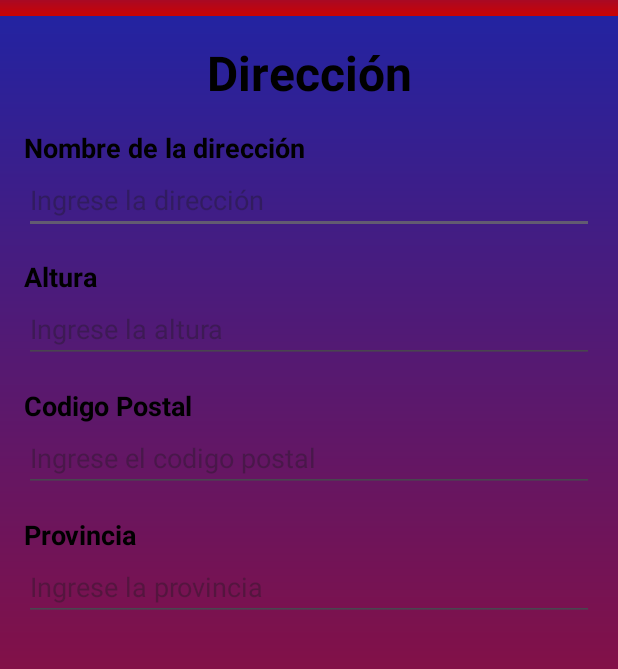
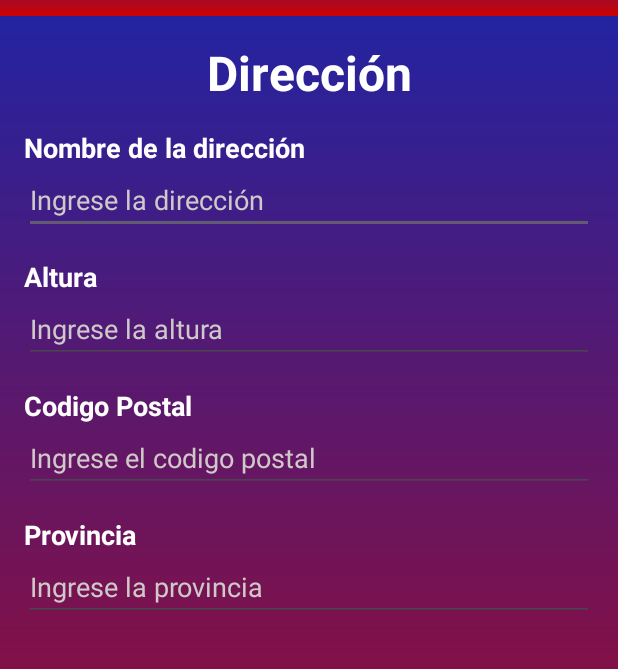
Before and after one commit to MatiaseRamirez/MyLogin, an Android app: the MenuFragment screen opened directly, with no data from a screen before it, in the side drawer, after a tap on "Dirección", on a phone screen of 412 x 824 dp, the part 59-728 px from its top. Run offline under Robolectric (Android 15) with nearby library versions, the light colour scheme and no system bars.

Commit message:
Cambio de color en los titulos y Hint

```diff
--- a/app/src/main/res/layout/fragment_addres.xml
+++ b/app/src/main/res/layout/fragment_addres.xml
@@ -13,7 +13,7 @@
         android:layout_height="wrap_content"
         android:text="@string/direccion_text"
         android:textSize="32sp"
-        android:textColor="@android:color/black"
+        android:textColor="@color/white"
         android:textStyle="bold"
         app:layout_constraintTop_toTopOf="parent"
         app:layout_constraintStart_toStartOf="parent"
@@ -27,7 +27,7 @@
         android:layout_height="wrap_content"
         android:text="@string/nombre_direccion_text"
         android:textSize="18sp"
-        android:textColor="@android:color/black"
+        android:textColor="@color/white"
         android:textStyle="bold"
         app:layout_constraintTop_toBottomOf="@id/direccion_header"
         app:layout_constraintStart_toStartOf="parent"
@@ -39,6 +39,8 @@
         android:layout_width="0dp"
         android:layout_height="wrap_content"
         android:hint="@string/hint_direccion"
+        android:textColor="@color/white"
+        android:textColorHint="@color/grey"
         android:inputType="text"
         android:autofillHints="streetAddress"
         app:layout_constraintTop_toBottomOf="@id/direccion_label"
@@ -54,7 +56,7 @@
         android:layout_height="wrap_content"
         android:text="@string/altura_text"
         android:textSize="18sp"
-        android:textColor="@android:color/black"
+        android:textColor="@color/white"
         android:textStyle="bold"
         app:layout_constraintTop_toBottomOf="@id/direccion_input"
         app:layout_constraintStart_toStartOf="parent"
@@ -67,6 +69,8 @@
         android:layout_height="wrap_content"
         android:hint="@string/hint_altura"
         android:inputType="number"
+        android:textColor="@color/white"
+        android:textColorHint="@color/grey"
         android:autofillHints="streetHeight"
         app:layout_constraintTop_toBottomOf="@id/altura_label"
         app:layout_constraintStart_toStartOf="parent"
@@ -80,7 +84,7 @@
         android:layout_height="wrap_content"
         android:text="@string/cp_text"
         android:textSize="18sp"
-        android:textColor="@android:color/black"
+        android:textColor="@color/white"
         android:textStyle="bold"
         app:layout_constraintTop_toBottomOf="@id/altura_input"
         app:layout_constraintStart_toStartOf="parent"
@@ -93,6 +97,8 @@
         android:layout_height="wrap_content"
         android:hint="@string/hint_cp"
         android:inputType="number"
+        android:textColor="@color/white"
+        android:textColorHint="@color/grey"
         android:autofillHints="zipCode"
         app:layout_constraintTop_toBottomOf="@id/codigo_postal_label"
         app:layout_constraintStart_toStartOf="parent"
@@ -106,7 +112,7 @@
         android:layout_height="wrap_content"
         android:text="@string/provincia_text"
         android:textSize="18sp"
-        android:textColor="@android:color/black"
+        android:textColor="@color/white"
         android:textStyle="bold"
         app:layout_constraintTop_toBottomOf="@id/codigo_postal_input"
         app:layout_constraintStart_toStartOf="parent"
@@ -119,6 +125,8 @@
         android:layout_height="wrap_content"
         android:hint="@string/hint_provincia"
         android:inputType="text"
+        android:textColor="@color/white"
+        android:textColorHint="@color/grey"
         android:autofillHints="province_Addres"
         app:layout_constraintTop_toBottomOf="@id/provincia_label"
         app:layout_constraintStart_toStartOf="parent"
--- a/app/src/main/res/layout/fragment_menu.xml
+++ b/app/src/main/res/layout/fragment_menu.xml
@@ -15,6 +15,7 @@
         android:layout_height="wrap_content"
         android:text="@string/menu_title"
         android:textSize="24sp"
+        android:textColor="@color/white"
         android:textStyle="bold"
         android:layout_gravity="center"
         android:layout_marginBottom="80dp"/>
--- a/app/src/main/res/layout/fragment_phone.xml
+++ b/app/src/main/res/layout/fragment_phone.xml
@@ -13,7 +13,7 @@
         android:layout_height="wrap_content"
         android:text="@string/phone_text"
         android:textSize="32sp"
-        android:textColor="@android:color/black"
+        android:textColor="@color/white"
         android:textStyle="bold"
         app:layout_constraintTop_toTopOf="parent"
         app:layout_constraintStart_toStartOf="parent"
@@ -27,7 +27,7 @@
         android:layout_height="wrap_content"
         android:text="@string/phone_number_label"
         android:textSize="18sp"
-        android:textColor="@android:color/black"
+        android:textColor="@color/white"
         android:textStyle="bold"
         app:layout_constraintTop_toBottomOf="@id/phone_header"
         app:layout_constraintStart_toStartOf="parent"
@@ -40,6 +40,8 @@
         android:layout_height="wrap_content"
         android:hint="@string/enter_phone_number"
         android:inputType="phone"
+        android:textColor="@color/white"
+        android:textColorHint="@color/grey"
         android:autofillHints="phoneNumber"
         app:layout_constraintTop_toBottomOf="@id/phone_number_label"
         app:layout_constraintStart_toStartOf="parent"
--- a/app/src/main/res/values/colors.xml
+++ b/app/src/main/res/values/colors.xml
@@ -5,5 +5,5 @@
     <color name="blue">#142371</color>
     <color name="red">#DA0B0B</color>
     <color name="colorPrimary" />
-
+    <color name="grey">#CFC9C9</color>
 </resources>
```
Also changed, not shown: app/src/main/res/layout/fragment_card.xml (+10 -4 lines), app/src/main/res/layout/fragment_claims.xml (+7 -3 lines), app/src/main/res/layout/fragment_favorites.xml (+7 -3 lines).
